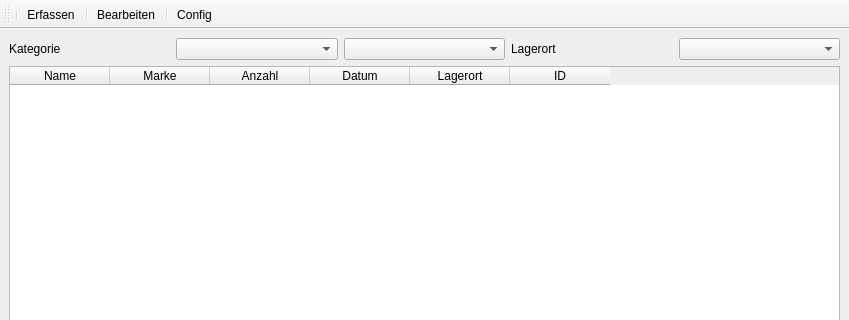
This is Lager.ui in ureich07/Lager as Qt 5 draws it before an edit; both pictures show x 0 to 849 and y 0 to 320 of the 849 by 706 pixel window. The edited form follows.
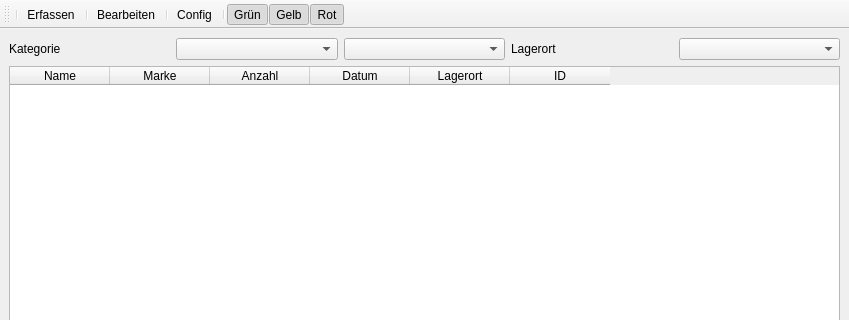
This is the edited form. Icons and pictures are not drawn.

What changed in the file:
```diff
--- a/Lager.ui
+++ b/Lager.ui
@@ -18,8 +18,6 @@
     <normaloff>Resources/UrSecuri.ICO</normaloff>Resources/UrSecuri.ICO</iconset>
   </property>
   <widget class="QWidget" name="centralwidget">
-   <layout class="QGridLayout" name="gridLayout_3">
-    <item row="0" column="0">
      <layout class="QGridLayout" name="gridLayout_2">
       <item row="0" column="0">
        <layout class="QGridLayout" name="gridLayout">
@@ -98,8 +96,6 @@
        </widget>
       </item>
      </layout>
-    </item>
-   </layout>
   </widget>
   <widget class="QMenuBar" name="menubar">
    <property name="geometry">
@@ -119,6 +115,9 @@
    <property name="windowTitle">
     <string>toolBar</string>
    </property>
+   <property name="layoutDirection">
+    <enum>Qt::LayoutDirection::LeftToRight</enum>
+   </property>
    <attribute name="toolBarArea">
     <enum>TopToolBarArea</enum>
    </attribute>
@@ -131,6 +130,10 @@
    <addaction name="btBearbeiten"/>
    <addaction name="separator"/>
    <addaction name="btConfig"/>
+   <addaction name="separator"/>
+   <addaction name="btGn"/>
+   <addaction name="btGe"/>
+   <addaction name="btRo"/>
   </widget>
   <action name="btErfassen">
    <property name="icon">
@@ -161,6 +164,61 @@
     <string>SQL Verbindung bearbeiten</string>
    </property>
   </action>
+  <action name="btGn">
+   <property name="checkable">
+    <bool>true</bool>
+   </property>
+   <property name="checked">
+    <bool>true</bool>
+   </property>
+   <property name="icon">
+    <iconset>
+     <normalon>Resources/TRFFC10A.ICO</normalon>
+    </iconset>
+   </property>
+   <property name="text">
+    <string>Grün</string>
+   </property>
+   <property name="menuRole">
+    <enum>QAction::MenuRole::NoRole</enum>
+   </property>
+  </action>
+  <action name="btGe">
+   <property name="checkable">
+    <bool>true</bool>
+   </property>
+   <property name="checked">
+    <bool>true</bool>
+   </property>
+   <property name="icon">
+    <iconset>
+     <normaloff>Resources/TRFFC10B.ICO</normaloff>Resources/TRFFC10B.ICO</iconset>
+   </property>
+   <property name="text">
+    <string>Gelb</string>
+   </property>
+   <property name="menuRole">
+    <enum>QAction::MenuRole::NoRole</enum>
+   </property>
+  </action>
+  <action name="btRo">
+   <property name="checkable">
+    <bool>true</bool>
+   </property>
+   <property name="checked">
+    <bool>true</bool>
+   </property>
+   <property name="icon">
+    <iconset>
+     <normaloff>Resources/TRFFC10C.ICO</normaloff>Resources/TRFFC10C.ICO</iconset>
+   </property>
+   <property name="text">
+    <string>Rot</string>
+   </property>
+   <property name="menuRole">
+    <enum>QAction::MenuRole::NoRole</enum>
+   </property>
+  </action>
  </widget>
  <resources/>
  <connections/>
```
Left out of the diff: 26 changed lines with no effect on the pictures. Lines whose indentation alone changed are shown as unchanged.
